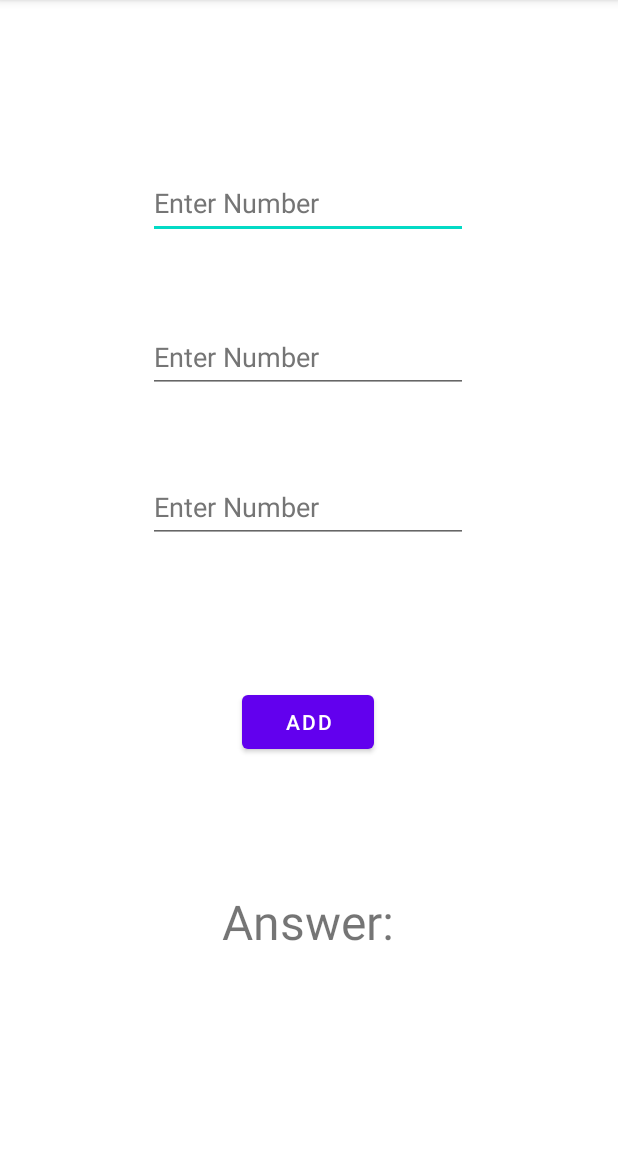
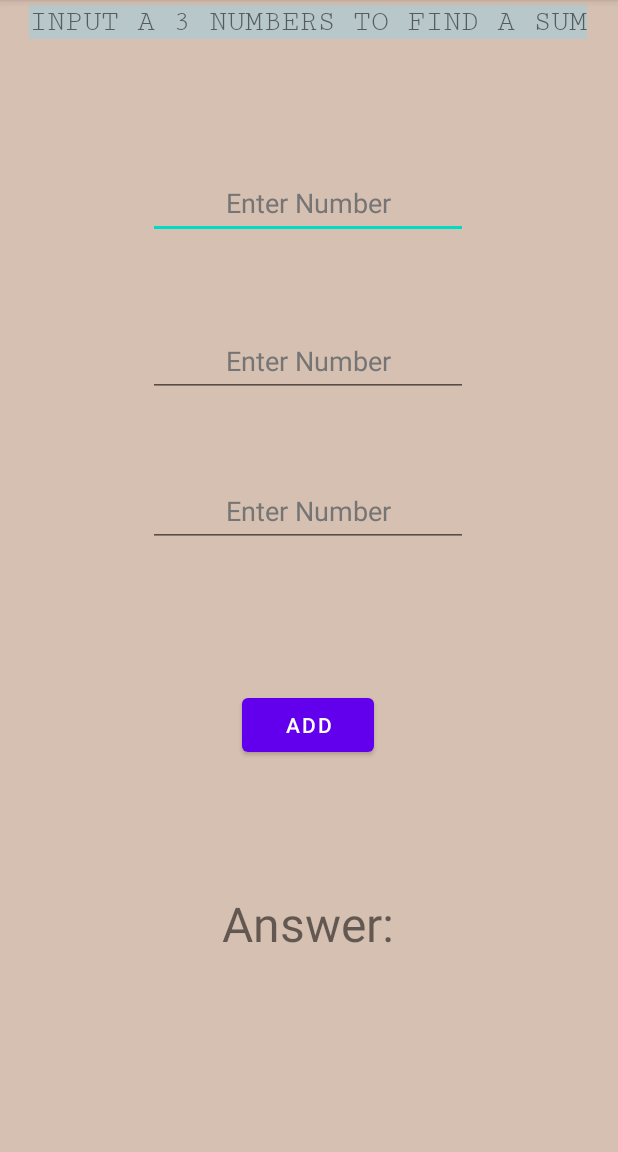
Before and after one commit to akenna19/Wong_LearningTask4.1, an Android app: the screen it shows after launch (MainActivity), on a phone screen of 412 x 824 dp, the part 84-1236 px from its top. Run offline under Robolectric (Android 15) with nearby library versions, the phone set to English and light mode, and no system bars.

Commit message:
Learning Task 4.1

```diff
--- a/app/src/main/res/layout/activity_main.xml
+++ b/app/src/main/res/layout/activity_main.xml
@@ -4,7 +4,24 @@
     xmlns:tools="http://schemas.android.com/tools"
     android:layout_width="match_parent"
     android:layout_height="match_parent"
+    android:background="#D6C0B1"
     tools:context=".MainActivity">
+
+    <TextView
+        android:id="@+id/textView"
+        android:layout_width="wrap_content"
+        android:layout_height="wrap_content"
+        android:background="#B8C8CA"
+        android:fontFamily="serif-monospace"
+        android:text="INPUT A 3 NUMBERS TO FIND A SUM"
+        android:textAlignment="center"
+        android:textSize="20sp"
+        app:layout_constraintBottom_toTopOf="@+id/num1"
+        app:layout_constraintEnd_toEndOf="parent"
+        app:layout_constraintHorizontal_bias="0.484"
+        app:layout_constraintStart_toStartOf="parent"
+        app:layout_constraintTop_toTopOf="parent"
+        app:layout_constraintVertical_bias="0.035" />
 
     <EditText
         android:id="@+id/num1"
@@ -15,6 +32,7 @@
         android:importantForAutofill="no"
         android:inputType="number"
         android:minHeight="48dp"
+        android:textAlignment="center"
         android:textColorHint="#757575"
         app:layout_constraintBottom_toBottomOf="parent"
         app:layout_constraintEnd_toEndOf="parent"
@@ -33,13 +51,15 @@
         android:hint="@string/enter_number1"
         android:inputType="number"
         android:minHeight="48dp"
+        android:textAlignment="center"
+        android:textAllCaps="true"
         android:textColorHint="#757575"
         app:layout_constraintBottom_toBottomOf="parent"
         app:layout_constraintEnd_toEndOf="parent"
         app:layout_constraintHorizontal_bias="0.497"
         app:layout_constraintStart_toStartOf="parent"
         app:layout_constraintTop_toBottomOf="@+id/num1"
-        app:layout_constraintVertical_bias="0.097" />
+        app:layout_constraintVertical_bias="0.102" />
 
     <EditText
         android:id="@+id/num3"
@@ -51,6 +71,7 @@
         android:hint="@string/enter_number"
         android:inputType="number"
         android:minHeight="48dp"
+        android:textAlignment="center"
         android:textColorHint="#757575"
         app:layout_constraintBottom_toBottomOf="parent"
         app:layout_constraintEnd_toEndOf="parent"
```
